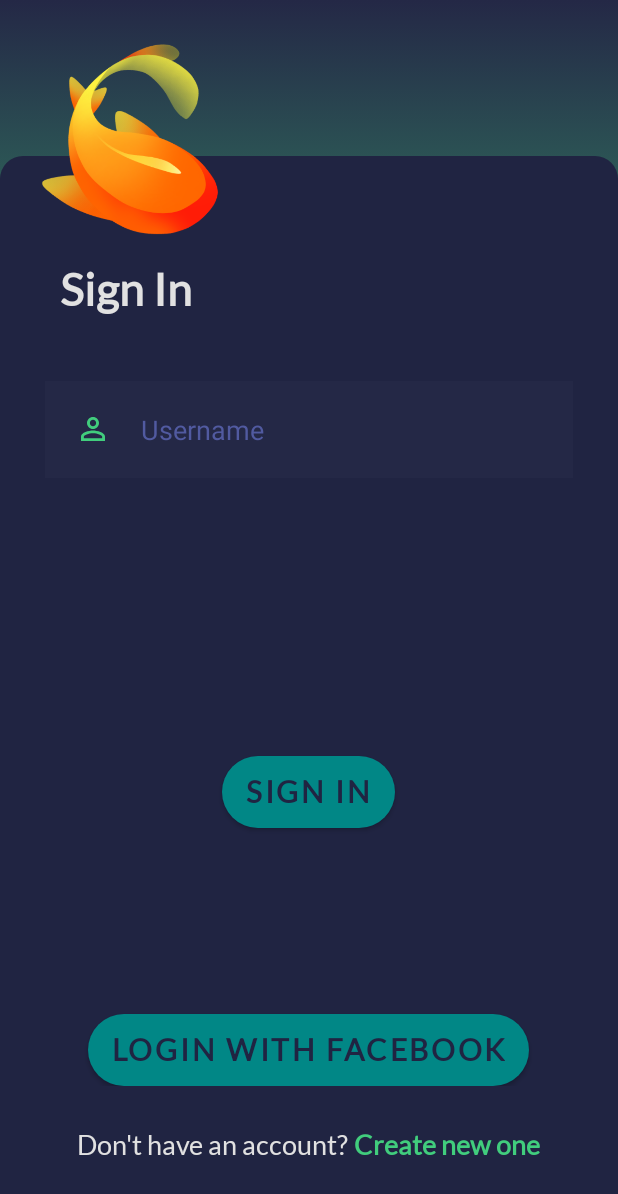
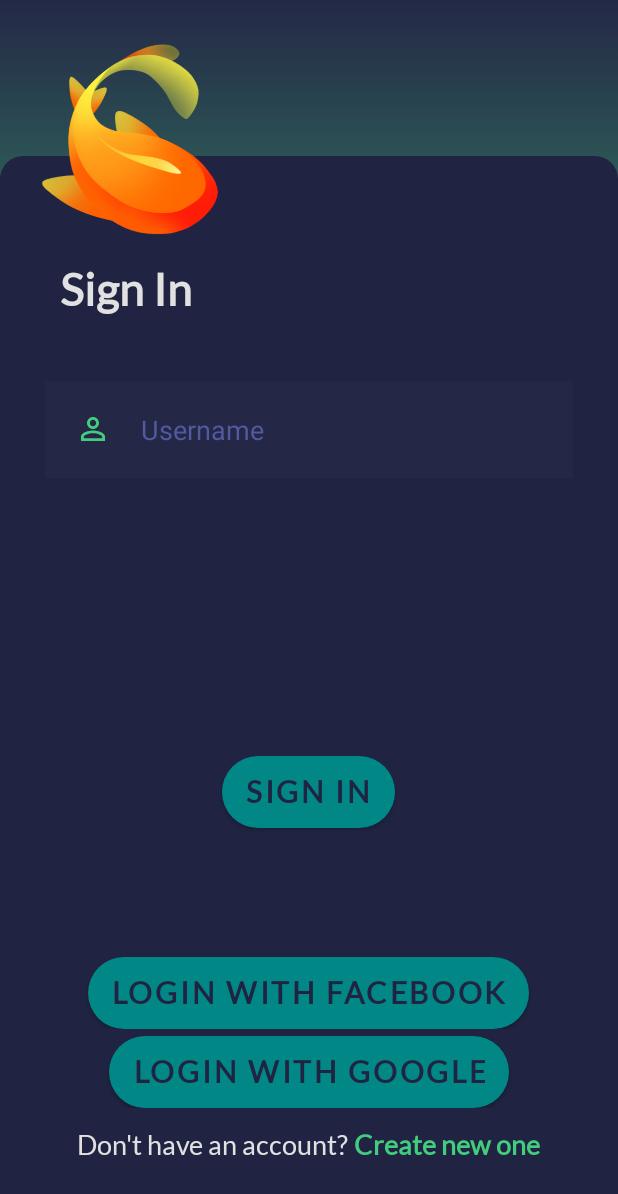
Before and after one commit to buiminhhoat/Goldfish-Dictionary, an Android app: the SignIn screen opened directly, with no data from a screen before it, on a phone screen of 412 x 824 dp. Shown: the top 1194 px of the screen. Run offline under Robolectric (Android 15) with nearby library versions, the phone set to English and light mode, and no system bars; our stand-ins replace Firebase (no records; nobody signed in at launch, a user with empty details on screens opened directly); libraries missing offline, so code that uses them is left out: com.facebook, com.facebook.login; 2 statements that could not run were skipped.

Commit message:
Add Login with Google

```diff
--- a/app/build.gradle
+++ b/app/build.gradle
@@ -32,15 +32,19 @@ android {
     }
 }
 
+apply plugin: 'com.android.application'
+
 dependencies {
 
     implementation 'androidx.core:core-ktx:1.7.0'
     implementation 'androidx.appcompat:appcompat:1.6.1'
     implementation 'com.google.android.material:material:1.8.0'
     implementation 'androidx.constraintlayout:constraintlayout:2.1.4'
+    implementation 'com.google.firebase:firebase-auth:21.0.3'
     testImplementation 'junit:junit:4.13.2'
     androidTestImplementation 'androidx.test.ext:junit:1.1.5'
     androidTestImplementation 'androidx.test.espresso:espresso-core:3.5.1'
     implementation 'com.facebook.android:facebook-login:latest.release'
     implementation 'com.facebook.android:facebook-android-sdk:[8,9)'
+    implementation 'com.google.android.gms:play-services-auth:20.4.1'
 }
--- a/app/src/main/java/com/example/goldfish_dictionary/SignIn.java
+++ b/app/src/main/java/com/example/goldfish_dictionary/SignIn.java
@@ -1,8 +1,13 @@
 package com.example.goldfish_dictionary;
 
+import static android.content.ContentValues.TAG;
+
+import android.accounts.Account;
 import android.annotation.SuppressLint;
 import android.content.Intent;
+import android.net.Uri;
 import android.os.Bundle;
+import android.util.Log;
 import android.view.View;
 import android.widget.Button;
 import android.widget.ImageView;
@@ -18,6 +23,14 @@ import com.facebook.GraphRequest;
 import com.facebook.GraphResponse;
 import com.facebook.login.LoginManager;
 import com.facebook.login.LoginResult;
+import com.google.android.gms.auth.api.signin.GoogleSignIn;
+import com.google.android.gms.auth.api.signin.GoogleSignInAccount;
+import com.google.android.gms.auth.api.signin.GoogleSignInClient;
+import com.google.android.gms.auth.api.signin.GoogleSignInOptions;
+import com.google.android.gms.common.api.ApiException;
+import com.google.android.gms.tasks.Task;
+import com.google.firebase.auth.AuthCredential;
+import com.google.firebase.auth.GoogleAuthProvider;
 
 import org.json.JSONException;
 import org.json.JSONObject;
@@ -25,7 +38,10 @@ import org.json.JSONObject;
 import java.util.Arrays;
 
 public class SignIn extends AppCompatActivity {
+    private static final int RC_SIGN_IN = 200;
     Button btn_login_facebook;
+
+    Button btn_login_google;
     CallbackManager callbackManager;
 
     @Override
@@ -41,7 +57,7 @@ public class SignIn extends AppCompatActivity {
             public void onSuccess(LoginResult loginResult) {
                 System.out.println("onSuccess");
                 AccessToken accessToken = loginResult.getAccessToken();
-                getUserProfile(accessToken);
+                getUserProfileFacebook(accessToken);
             }
 
             @Override
@@ -62,9 +78,31 @@ public class SignIn extends AppCompatActivity {
                 LoginManager.getInstance().logInWithReadPermissions(SignIn.this, Arrays.asList("public_profile", "email"));
             }
         });
+
+        // Configure sign-in to request the user's ID, email address, and basic
+        // profile. ID and basic profile are included in DEFAULT_SIGN_IN.
+        GoogleSignInOptions gso = new GoogleSignInOptions.Builder(GoogleSignInOptions.DEFAULT_SIGN_IN)
+                .requestEmail()
+                .build();
+        // Build a GoogleSignInClient with the options specified by gso.
+        GoogleSignInClient mGoogleSignInClient = GoogleSignIn.getClient(this, gso);
+
+        btn_login_google = findViewById(R.id.btn_login_google);
+        btn_login_google.setOnClickListener(new View.OnClickListener() {
+            @Override
+            public void onClick(View view) {
+                switch (view.getId()) {
+                    case R.id.btn_login_google:
+                        Intent signInIntent = mGoogleSignInClient.getSignInIntent();
+                        startActivityForResult(signInIntent, RC_SIGN_IN);
+                        break;
+                    // ...
+                }
+            }
+        });
     }
 
-    private void getUserProfile(AccessToken accessToken) {
+    private void getUserProfileFacebook(AccessToken accessToken) {
         /**
          Creating the GraphRequest to fetch user details
          1st Param - AccessToken
@@ -97,5 +135,30 @@ public class SignIn extends AppCompatActivity {
     protected void onActivityResult(int requestCode, int resultCode, Intent data) {
         callbackManager.onActivityResult(requestCode, resultCode, data);
         super.onActivityResult(requestCode, resultCode, data);
+
+        // Result returned from launching the Intent from GoogleSignInClient.getSignInIntent(...);
+        if (requestCode == RC_SIGN_IN) {
+            // The Task returned from this call is always completed, no need to attach
+            // a listener.
+            Task<GoogleSignInAccount> task = GoogleSignIn.getSignedInAccountFromIntent(data);
+            handleSignInResult(task);
+        }
+    }
+
+    private void handleSignInResult(Task<GoogleSignInAccount> completedTask) {
+        try {
+            GoogleSignInAccount account = completedTask.getResult(ApiException.class);
+            String email = account.getEmail();
+            String name = account.getDisplayName();
+            Uri picture = account.getPhotoUrl();
+            // Signed in successfully, show authenticated UI.
+//            updateUI(account);
+            System.out.println("Success");
+        } catch (ApiException e) {
+            // The ApiException status code indicates the detailed failure reason.
+            // Please refer to the GoogleSignInStatusCodes class reference for more information.
+            Log.w(TAG, "signInResult:failed code=" + e.getStatusCode());
+//            updateUI(null);
+        }
     }
 }
--- a/app/src/main/res/layout/activity_sign_in.xml
+++ b/app/src/main/res/layout/activity_sign_in.xml
@@ -78,7 +78,7 @@
                     android:layout_width="match_parent"
                     android:layout_height="wrap_content"
                     android:gravity="center_horizontal"
-                    android:layout_marginBottom="100dp"
+                    android:layout_marginBottom="138dp"
 
                     android:layout_alignParentBottom="true"
                     >
@@ -92,6 +92,29 @@
                         android:fontFamily="@font/lato"
                         android:onClick="login"
                         android:text="Login with Facebook"
+                        android:textColor="#202442"
+                        android:textFontWeight="950"
+                        android:textSize="20sp" />
+                </LinearLayout>
+
+                <LinearLayout
+                    android:layout_width="match_parent"
+                    android:layout_height="wrap_content"
+                    android:gravity="center_horizontal"
+                    android:layout_marginBottom="85dp"
+
+                    android:layout_alignParentBottom="true"
+                    >
+                    <Button
+                        android:id="@+id/btn_login_google"
+                        android:layout_width="wrap_content"
+                        android:layout_height="wrap_content"
+                        android:layout_marginTop="400dp"
+                        android:background="@drawable/button"
+                        android:backgroundTint="#202442"
+                        android:fontFamily="@font/lato"
+                        android:onClick="login"
+                        android:text="Login with Google"
                         android:textColor="#202442"
                         android:textFontWeight="950"
                         android:textSize="20sp" />
```
